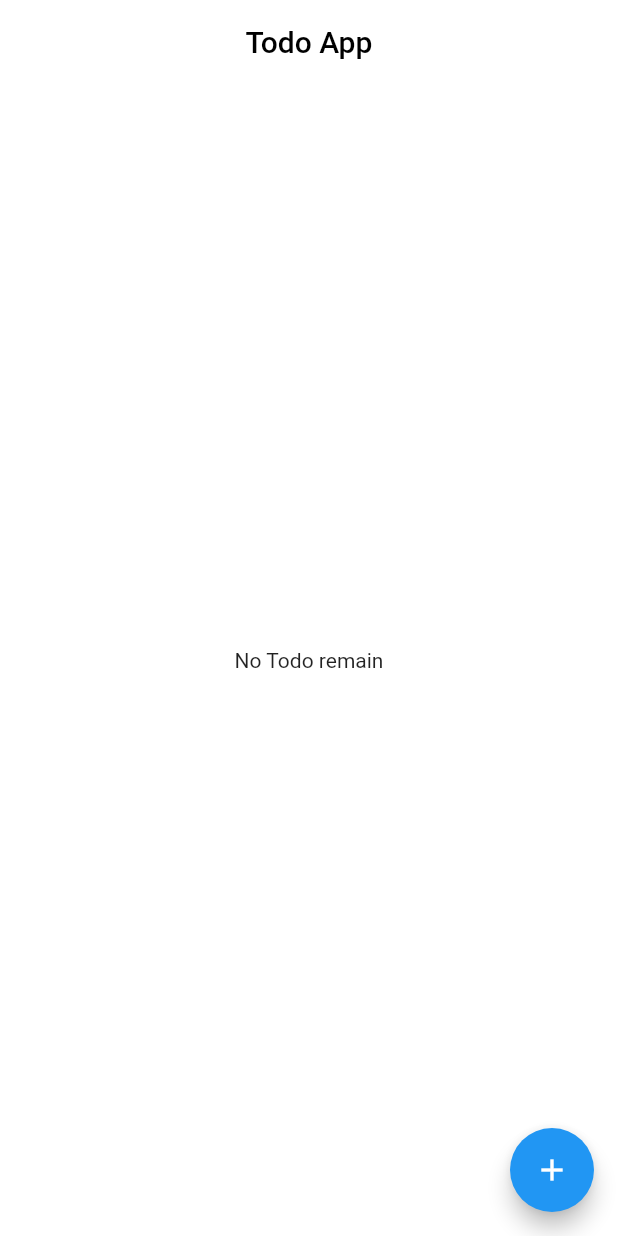
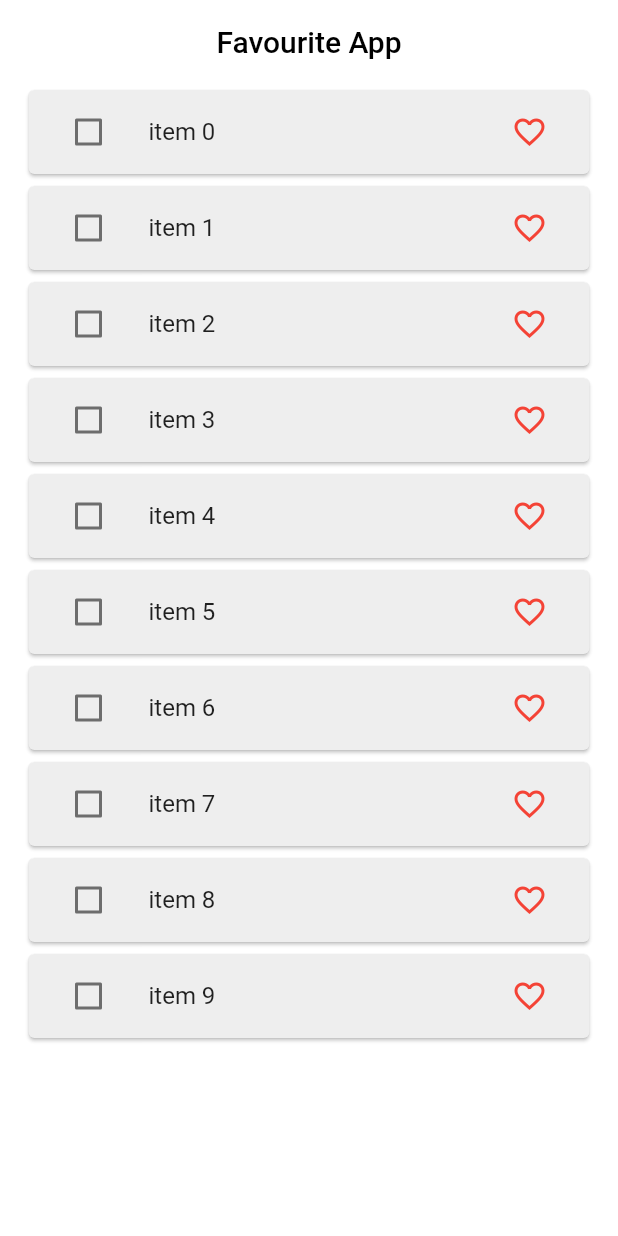
Before and after one commit to Shibili12/bloc_example, a Flutter app: the screen it shows after launch, on a phone screen of 412 x 824 dp. Run offline on Flutter 3.47's test engine with Material 3 defaults, Android fonts, the phone set to English and light mode, and no system bars; our stand-ins replace bloc, equatable, firebase_core, firebase_messaging, flutter_bloc, flutter_local_notifications and 3 more; missing offline and left inert: razorpay_flutter; accounts and stored records are empty.

Commit message:
favoriteapp_using bloc

```diff
--- /dev/null
+++ b/lib/favoriteapp_using_bloc/bloc/favourite_bloc.dart
@@ -0,0 +1,54 @@
+import 'package:bloc/bloc.dart';
+import 'package:bloc_example/favoriteapp_using_bloc/model/favitemmodel.dart';
+import 'package:bloc_example/favoriteapp_using_bloc/repository/fav_repository.dart';
+import 'package:equatable/equatable.dart';
+
+part 'favourite_event.dart';
+part 'favourite_state.dart';
+
+class FavouriteBloc extends Bloc<FavouriteEvent, FavouriteState> {
+  FavouriteRepository favouriteRepository;
+  List<FavitemModel> favlist = [];
+  List<FavitemModel> tempfavlist = [];
+  FavouriteBloc(this.favouriteRepository) : super(FavouriteInitial()) {
+    on<FetchFavouriteList>((event, emit) async {
+      favlist = await favouriteRepository.fetchItem();
+      emit(state.copyWith(
+          favitemlist: List.from(favlist), liststatus: Liststatus.sucsess));
+    });
+    on<Favoriteitemselect>((event, emit) {
+      final index =
+          favlist.indexWhere((element) => element.id == event.item.id);
+      if (event.item.isFavorite) {
+        if (tempfavlist.contains(favlist[index])) {
+          tempfavlist.remove(favlist[index]);
+          tempfavlist.add(event.item);
+        }
+      } else {
+        if (tempfavlist.contains(favlist[index])) {
+          tempfavlist.remove(favlist[index]);
+          tempfavlist.add(event.item);
+        }
+      }
+      favlist[index] = event.item;
+      emit(state.copyWith(
+          favitemlist: List.from(favlist), temFavlist: List.from(tempfavlist)));
+    });
+    on<Selectitem>((event, emit) {
+      tempfavlist.add(event.item);
+      emit(state.copyWith(temFavlist: List.from(tempfavlist)));
+    });
+    on<UnselectItem>((event, emit) {
+      tempfavlist.remove(event.item);
+      emit(state.copyWith(temFavlist: List.from(tempfavlist)));
+    });
+    on<Deleteitem>((event, emit) {
+      for (var i = 0; i < tempfavlist.length; i++) {
+        favlist.remove(tempfavlist[i]);
+      }
+      tempfavlist.clear();
+      emit(state.copyWith(
+          favitemlist: List.from(favlist), temFavlist: List.from(tempfavlist)));
+    });
+  }
+}
--- /dev/null
+++ b/lib/favoriteapp_using_bloc/bloc/favourite_event.dart
@@ -0,0 +1,27 @@
+part of 'favourite_bloc.dart';
+
+sealed class FavouriteEvent extends Equatable {
+  const FavouriteEvent();
+
+  @override
+  List<Object> get props => [];
+}
+
+class FetchFavouriteList extends FavouriteEvent {}
+
+class Favoriteitemselect extends FavouriteEvent {
+  final FavitemModel item;
+  const Favoriteitemselect({required this.item});
+}
+
+class Selectitem extends FavouriteEvent {
+  final FavitemModel item;
+  const Selectitem({required this.item});
+}
+
+class UnselectItem extends FavouriteEvent {
+  final FavitemModel item;
+  const UnselectItem({required this.item});
+}
+
+class Deleteitem extends FavouriteEvent {}
--- /dev/null
+++ b/lib/favoriteapp_using_bloc/bloc/favourite_state.dart
@@ -0,0 +1,29 @@
+part of 'favourite_bloc.dart';
+
+enum Liststatus { loading, sucsess, failure }
+
+class FavouriteState extends Equatable {
+  final List<FavitemModel> favitemlist;
+  final List<FavitemModel> temFavlist;
+  final Liststatus liststatus;
+  const FavouriteState({
+    this.favitemlist = const [],
+    this.temFavlist = const [],
+    this.liststatus = Liststatus.loading,
+  });
+  FavouriteState copyWith(
+      {List<FavitemModel>? favitemlist,
+      List<FavitemModel>? temFavlist,
+      Liststatus? liststatus}) {
+    return FavouriteState(
+      favitemlist: favitemlist ?? this.favitemlist,
+      temFavlist: temFavlist ?? this.temFavlist,
+      liststatus: liststatus ?? this.liststatus,
+    );
+  }
+
+  @override
+  List<Object> get props => [favitemlist, temFavlist, liststatus];
+}
+
+final class FavouriteInitial extends FavouriteState {}
--- /dev/null
+++ b/lib/favoriteapp_using_bloc/favourite_screen.dart
@@ -0,0 +1,115 @@
+import 'package:bloc_example/favoriteapp_using_bloc/bloc/favourite_bloc.dart';
+import 'package:bloc_example/favoriteapp_using_bloc/model/favitemmodel.dart';
+import 'package:flutter/material.dart';
+import 'package:flutter_bloc/flutter_bloc.dart';
+
+class FavouriteScreen extends StatefulWidget {
+  const FavouriteScreen({super.key});
+
+  @override
+  State<FavouriteScreen> createState() => _FavouriteScreenState();
+}
+
+class _FavouriteScreenState extends State<FavouriteScreen> {
+  @override
+  void initState() {
+    // TODO: implement initState
+    super.initState();
+    context.read<FavouriteBloc>().add(FetchFavouriteList());
+  }
+
+  @override
+  Widget build(BuildContext context) {
+    return Scaffold(
+      backgroundColor: Colors.white,
+      appBar: AppBar(
+        centerTitle: true,
+        elevation: 0,
+        title: const Text(
+          "Favourite App",
+          style: TextStyle(color: Colors.black),
+        ),
+        backgroundColor: Colors.white,
+        actions: [
+          BlocBuilder<FavouriteBloc, FavouriteState>(
+            builder: (context, state) {
+              return Visibility(
+                visible: state.temFavlist.isNotEmpty ? true : false,
+                child: IconButton(
+                    onPressed: () {
+                      context.read<FavouriteBloc>().add(Deleteitem());
+                    },
+                    icon: const Icon(
+                      Icons.delete,
+                      color: Colors.red,
+                    )),
+              );
+            },
+          ),
+        ],
+      ),
+      body: BlocBuilder<FavouriteBloc, FavouriteState>(
+        builder: (context, state) {
+          switch (state.liststatus) {
+            case Liststatus.loading:
+              return const Center(
+                child: CircularProgressIndicator(),
+              );
+            case Liststatus.failure:
+              return const Center(
+                child: Text("Error"),
+              );
+            case Liststatus.sucsess:
+              return Padding(
+                padding: const EdgeInsets.symmetric(horizontal: 15),
+                child: ListView.builder(
+                  itemCount: state.favitemlist.length,
+                  itemBuilder: (context, index) {
+                    final item = state.favitemlist[index];
+                    return Card(
+                      color: Colors.grey.shade200,
+                      child: ListTile(
+                        leading: Checkbox(
+                          value: state.temFavlist.contains(item) ? true : false,
+                          onChanged: (value) {
+                            if (value!) {
+                              context
+                                  .read<FavouriteBloc>()
+                                  .add(Selectitem(item: item));
+                            } else {
+                              context
+                                  .read<FavouriteBloc>()
+                                  .add(UnselectItem(item: item));
+                            }
+                          },
+                        ),
+                        title: Text(item.value),
+                        trailing: IconButton(
+                            onPressed: () {
+                              FavitemModel itemModel = FavitemModel(
+                                  id: item.id,
+                                  value: item.value,
+                                  isFavorite: item.isFavorite ? false : true);
+                              context
+                                  .read<FavouriteBloc>()
+                                  .add(Favoriteitemselect(item: itemModel));
+                            },
+                            icon: Icon(
+                              item.isFavorite
+                                  ? Icons.favorite
+                                  : Icons.favorite_border,
+                              color: Colors.red,
+                            )),
+                      ),
+                    );
+                  },
+                ),
+              );
+            default:
+              return const SizedBox();
+          }
+        },
+      ),
+    );
+  }
+}
--- /dev/null
+++ b/lib/favoriteapp_using_bloc/model/favitemmodel.dart
@@ -0,0 +1,28 @@
+import 'package:equatable/equatable.dart';
+
+class FavitemModel extends Equatable {
+  final String id;
+  final String value;
+  final bool isDeleting;
+  final bool isFavorite;
+  const FavitemModel({
+    required this.id,
+    required this.value,
+    this.isDeleting = false,
+    this.isFavorite = false,
+  });
+
+  FavitemModel copyWith(
+      {String? id, String? value, bool? isDeleting, bool? isFavorite}) {
+    return FavitemModel(
+      id: id ?? this.id,
+      value: value ?? this.value,
+      isDeleting: isDeleting ?? this.isDeleting,
+      isFavorite: isFavorite ?? this.isFavorite,
+    );
+  }
+
+  @override
+  // TODO: implement props
+  List<Object?> get props => [id, value, isDeleting, isFavorite];
+}
--- /dev/null
+++ b/lib/favoriteapp_using_bloc/repository/fav_repository.dart
@@ -0,0 +1,13 @@
+import 'package:bloc_example/favoriteapp_using_bloc/model/favitemmodel.dart';
+
+class FavouriteRepository {
+  Future<List<FavitemModel>> fetchItem() async {
+    await Future.delayed(Duration(seconds: 3));
+    return List.from(_genarateList(10));
+  }
+
+  List<FavitemModel> _genarateList(int length) {
+    return List.generate(length,
+        (index) => FavitemModel(id: index.toString(), value: 'item $index'));
+  }
+}
--- a/lib/main.dart
+++ b/lib/main.dart
@@ -6,6 +6,9 @@ import 'package:bloc_example/apicrud/intialloading_example/page/todoPage.dart';
 
 import 'package:bloc_example/apicrud/multiple_Api_Call/bloc/multiple_bloc.dart';
 import 'package:bloc_example/apicrud/multiple_Api_Call/pages/homepage.dart';
+import 'package:bloc_example/favoriteapp_using_bloc/bloc/favourite_bloc.dart';
+import 'package:bloc_example/favoriteapp_using_bloc/favourite_screen.dart';
+import 'package:bloc_example/favoriteapp_using_bloc/repository/fav_repository.dart';
 import 'package:bloc_example/firebase_options.dart';
 import 'package:bloc_example/imagepick_usingbloc/bloc/image_picker_bloc.dart';
 import 'package:bloc_example/imagepick_usingbloc/imagescreen.dart';
@@ -49,9 +52,10 @@ class MyApp extends StatelessWidget {
         BlocProvider(create: (context) => SwitchBloc()),
         BlocProvider(create: (context) => SliderBloc()),
         BlocProvider(create: (context) => TodoBloc()),
+        BlocProvider(create: (context) => FavouriteBloc(FavouriteRepository())),
       ],
       child: MaterialApp(
-        home: TodoScreen(),
+        home: FavouriteScreen(),
         theme: ThemeData(
           useMaterial3: false,
         ),
```
